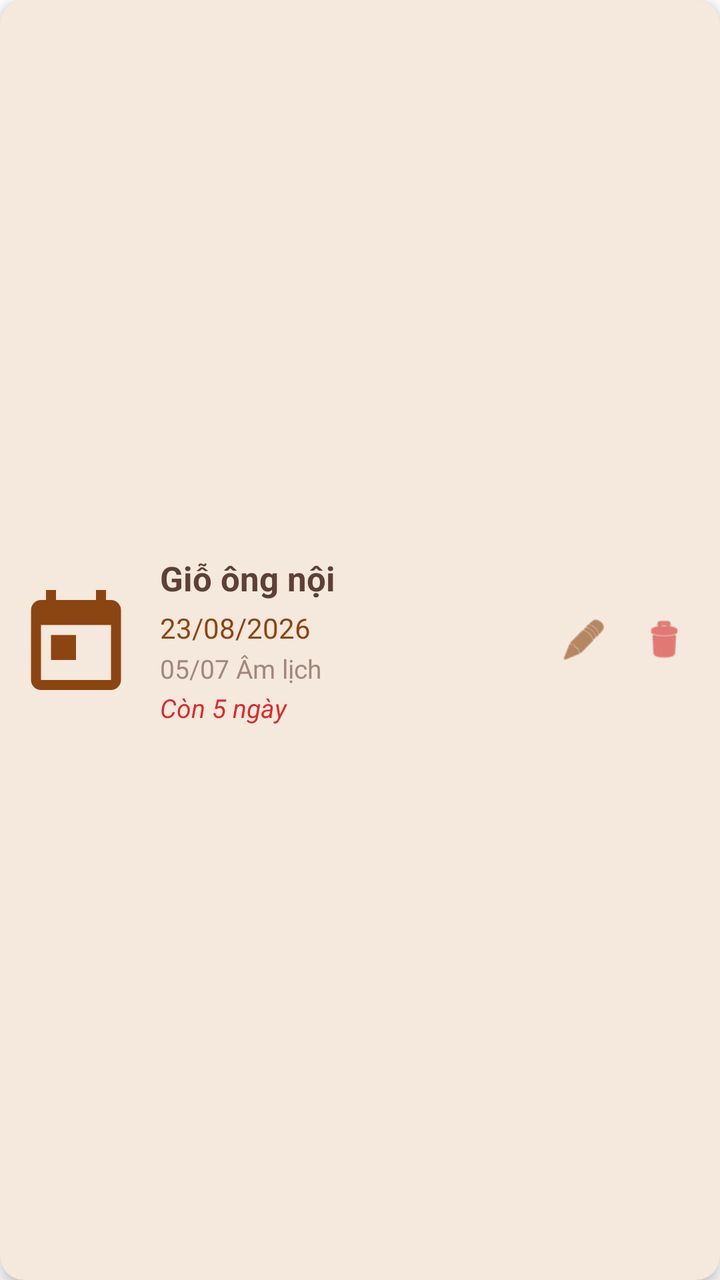
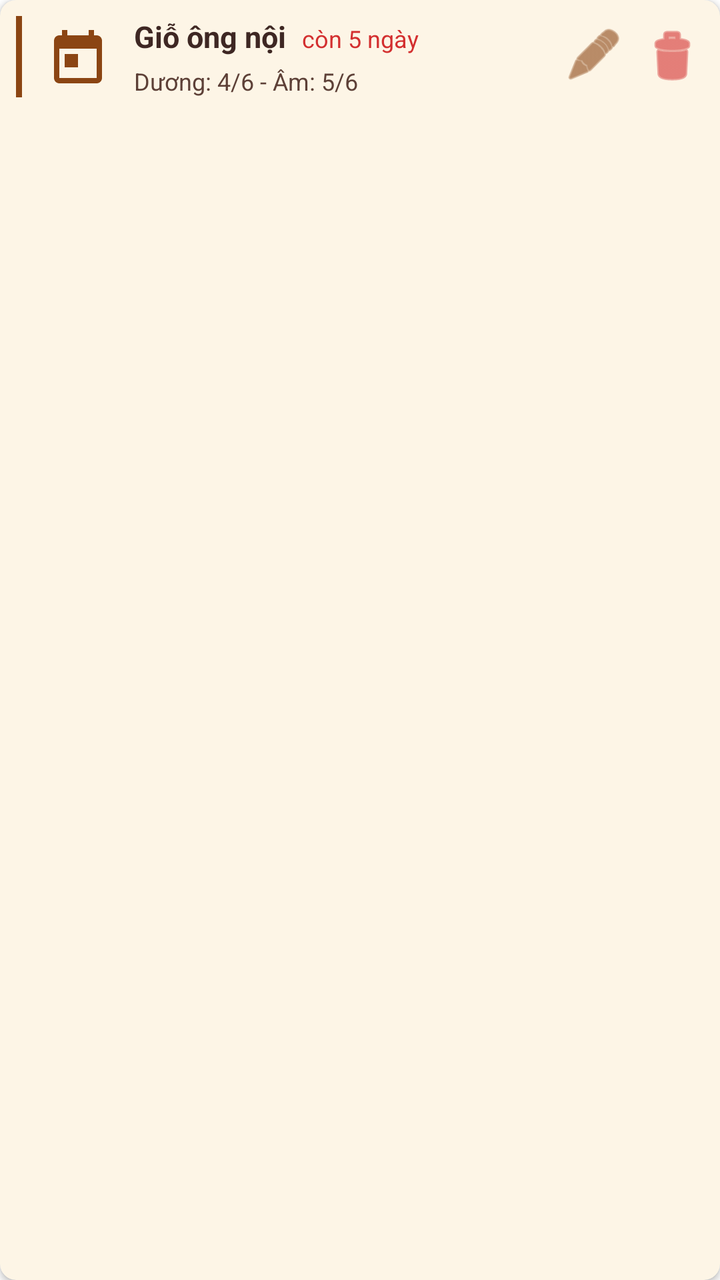

Screens rendered from an Android XML layout before and after an edit, with the pre-edit source and the edit as a unified diff.
<!-- AndroidManifest.xml: application theme Theme.ThapHuongGiaTien -->
<!-- res/layout/item_home_event.xml -->
<?xml version="1.0" encoding="utf-8"?>
<androidx.cardview.widget.CardView xmlns:android="http://schemas.android.com/apk/res/android"
    xmlns:app="http://schemas.android.com/apk/res-auto"
    android:layout_width="match_parent"
    android:layout_height="wrap_content"
    app:cardBackgroundColor="#F5E8DC"
    app:cardCornerRadius="12dp"
    android:layout_marginBottom="6dp"
    app:cardElevation="4dp">
    <androidx.constraintlayout.widget.ConstraintLayout
        android:layout_width="match_parent"
        android:layout_height="match_parent"
        android:padding="8dp">
        <ImageView
            android:id="@+id/imgEventIcon"
            android:layout_width="60dp"
            android:layout_height="60dp"
            android:src="@drawable/ic_event_placeholder"
            android:contentDescription="@null"
            app:tint="#8B4513"
            app:layout_constraintBottom_toBottomOf="parent"
            app:layout_constraintStart_toStartOf="parent"
            app:layout_constraintTop_toTopOf="parent" />
        <LinearLayout
            android:id="@+id/layoutEventContent"
            android:layout_width="0dp"
            android:layout_height="wrap_content"
            android:layout_marginStart="12dp"
            android:orientation="vertical"
            app:layout_constraintBottom_toBottomOf="parent"
            app:layout_constraintEnd_toStartOf="@id/layoutActions"
            app:layout_constraintStart_toEndOf="@id/imgEventIcon"
            app:layout_constraintTop_toTopOf="parent">
            <TextView
                android:id="@+id/txtEventName"
                android:layout_width="match_parent"
                android:layout_height="wrap_content"
                android:text="Giỗ ông nội"
                android:textColor="#5D4037"
                android:textSize="17sp"
                android:textStyle="bold" />
            <TextView
                android:id="@+id/txtSolarDate"
                android:layout_width="match_parent"
                android:layout_height="wrap_content"
                android:layout_marginTop="4dp"
                android:text="23/08/2026"
                android:textColor="#8B4513"
                android:textSize="14sp" />
            <TextView
                android:id="@+id/txtLunarDate"
                android:layout_width="match_parent"
                android:layout_height="wrap_content"
                android:layout_marginTop="2dp"
                android:text="05/07 Âm lịch"
                android:textColor="#A1887F"
                android:textSize="13sp" />
            <TextView
                android:id="@+id/txtStatus"
                android:layout_width="match_parent"
                android:layout_height="wrap_content"
                android:layout_marginTop="2dp"
                android:text="Còn 5 ngày"
                android:textColor="#D32F2F"
                android:textSize="13sp"
                android:textStyle="italic" />
        </LinearLayout>
        <LinearLayout
            android:id="@+id/layoutActions"
            android:layout_width="wrap_content"
            android:layout_height="wrap_content"
            android:orientation="horizontal"
            app:layout_constraintBottom_toBottomOf="parent"
            app:layout_constraintEnd_toEndOf="parent"
            app:layout_constraintTop_toTopOf="parent">

            <ImageView
                android:id="@+id/btnEdit"
                android:layout_width="40dp"
                android:layout_height="40dp"
                android:padding="8dp"
                android:src="@android:drawable/ic_menu_edit"
                android:contentDescription="Sửa"
                app:tint="#8B4513" />

            <ImageView
                android:id="@+id/btnDelete"
                android:layout_width="40dp"
                android:layout_height="40dp"
                android:padding="8dp"
                android:src="@android:drawable/ic_menu_delete"
                android:contentDescription="Xoá"
                app:tint="#D32F2F" />
        </LinearLayout>
    </androidx.constraintlayout.widget.ConstraintLayout>
</androidx.cardview.widget.CardView>
<!-- resources referenced by this layout -->
<resources>
  <!-- drawable ic_event_placeholder (drawable) -->
  <vector xmlns:android="http://schemas.android.com/apk/res/android"
      android:width="24dp"
      android:height="24dp"
      android:viewportWidth="24"
      android:viewportHeight="24">
      <path
          android:fillColor="#FF000000"
          android:pathData="M19,4h-1L18,2h-2v2L8,4L8,2L6,2v2L5,4c-1.11,0 -1.99,0.9 -1.99,2L3,20c0,1.1 0.89,2 2,2h14c1.1,0 2,-0.9 2,-2L21,6c0,-1.1 -0.9,-2 -2,-2zM19,20L5,20L5,9h14v11zM7,11h5v5L7,16z" />
  </vector>
  <style name="Theme.ThapHuongGiaTien" parent="Theme.MaterialComponents.DayNight.NoActionBar">
          
          <item name="colorPrimary">@color/purple_500</item>
          <item name="colorPrimaryVariant">@color/purple_700</item>
          <item name="colorOnPrimary">@color/white</item>
          
          <item name="colorSecondary">@color/teal_200</item>
          <item name="colorSecondaryVariant">@color/teal_700</item>
          <item name="colorOnSecondary">@color/black</item>
          
          <item name="android:statusBarColor">@color/white</item>
          <item name="android:windowLightStatusBar">true</item>
          
      </style>
  <color name="purple_500">#FF6200EE</color>
  <color name="purple_700">#FF3700B3</color>
  <color name="white">#FFFFFFFF</color>
  <color name="teal_200">#FF03DAC5</color>
  <color name="teal_700">#FF018786</color>
  <color name="black">#FF000000</color>
</resources>

<!-- the commit's change to res/layout/item_home_event.xml (unified diff, before → after) -->
@@ -3,68 +3,90 @@
     xmlns:app="http://schemas.android.com/apk/res-auto"
     android:layout_width="match_parent"
     android:layout_height="wrap_content"
-    app:cardBackgroundColor="#F5E8DC"
-    app:cardCornerRadius="12dp"
-    android:layout_marginBottom="6dp"
-    app:cardElevation="4dp">
+    app:cardBackgroundColor="#FDF5E6"
+    app:cardCornerRadius="8dp"
+    android:layout_marginBottom="8dp"
+    android:layout_marginStart="4dp"
+    android:layout_marginEnd="4dp"
+    app:cardElevation="2dp">
+
     <androidx.constraintlayout.widget.ConstraintLayout
         android:layout_width="match_parent"
-        android:layout_height="match_parent"
+        android:layout_height="wrap_content"
         android:padding="8dp">
-        <ImageView
-            android:id="@+id/imgEventIcon"
-            android:layout_width="60dp"
-            android:layout_height="60dp"
-            android:src="@drawable/ic_event_placeholder"
-            android:contentDescription="@null"
-            app:tint="#8B4513"
+
+        <View
+            android:id="@+id/viewAccent"
+            android:layout_width="3dp"
+            android:layout_height="0dp"
+            android:background="#8B4513"
             app:layout_constraintBottom_toBottomOf="parent"
             app:layout_constraintStart_toStartOf="parent"
             app:layout_constraintTop_toTopOf="parent" />
-        <LinearLayout
-            android:id="@+id/layoutEventContent"
+
+        <ImageView
+            android:id="@+id/imgEventIcon"
+            android:layout_width="32dp"
+            android:layout_height="32dp"
+            android:layout_marginStart="12dp"
+            android:src="@drawable/ic_event_placeholder"
+            android:contentDescription="Icon"
+            app:tint="#8B4513"
+            app:layout_constraintBottom_toBottomOf="parent"
+            app:layout_constraintStart_toEndOf="@id/viewAccent"
+            app:layout_constraintTop_toTopOf="parent" />
+
+        <TextView
+            android:id="@+id/txtEventName"
+            android:layout_width="wrap_content"
+            android:layout_height="wrap_content"
+            android:layout_marginStart="12dp"
+            android:ellipsize="end"
+            android:maxLines="1"
+            android:text="Giỗ ông nội"
+            android:textColor="#3E2723"
+            android:textSize="15sp"
+            android:textStyle="bold"
+            app:layout_constrainedWidth="true"
+            app:layout_constraintEnd_toStartOf="@+id/txtStatus"
+            app:layout_constraintHorizontal_bias="0"
+            app:layout_constraintHorizontal_chainStyle="packed"
+            app:layout_constraintStart_toEndOf="@id/imgEventIcon"
+            app:layout_constraintTop_toTopOf="parent" />
+
+        <TextView
+            android:id="@+id/txtStatus"
+            android:layout_width="wrap_content"
+            android:layout_height="wrap_content"
+            android:layout_marginStart="8dp"
+            android:text="còn 5 ngày"
+            android:textColor="#D32F2F"
+            android:textSize="12sp"
+            android:textStyle="normal"
+            app:layout_constraintBaseline_toBaselineOf="@+id/txtEventName"
+            app:layout_constraintEnd_toStartOf="@+id/layoutActions"
+            app:layout_constraintStart_toEndOf="@+id/txtEventName" />
+
+        <TextView
+            android:id="@+id/txtSolarDate"
             android:layout_width="0dp"
             android:layout_height="wrap_content"
-            android:layout_marginStart="12dp"
-            android:orientation="vertical"
-            app:layout_constraintBottom_toBottomOf="parent"
-            app:layout_constraintEnd_toStartOf="@id/layoutActions"
-            app:layout_constraintStart_toEndOf="@id/imgEventIcon"
-            app:layout_constraintTop_toTopOf="parent">
-            <TextView
-                android:id="@+id/txtEventName"
-                android:layout_width="match_parent"
-                android:layout_height="wrap_content"
-                android:text="Giỗ ông nội"
-                android:textColor="#5D4037"
-                android:textSize="17sp"
-                android:textStyle="bold" />
-            <TextView
-                android:id="@+id/txtSolarDate"
-                android:layout_width="match_parent"
-                android:layout_height="wrap_content"
-                android:layout_marginTop="4dp"
-                android:text="23/08/2026"
-                android:textColor="#8B4513"
-                android:textSize="14sp" />
-            <TextView
-                android:id="@+id/txtLunarDate"
-                android:layout_width="match_parent"
-                android:layout_height="wrap_content"
-                android:layout_marginTop="2dp"
-                android:text="05/07 Âm lịch"
-                android:textColor="#A1887F"
-                android:textSize="13sp" />
-            <TextView
-                android:id="@+id/txtStatus"
-                android:layout_width="match_parent"
-                android:layout_height="wrap_content"
-                android:layout_marginTop="2dp"
-                android:text="Còn 5 ngày"
-                android:textColor="#D32F2F"
-                android:textSize="13sp"
-                android:textStyle="italic" />
-        </LinearLayout>
+            android:layout_marginTop="4dp"
+            android:text="Dương: 4/6 - Âm: 5/6"
+            android:textColor="#5D4037"
+            android:textSize="12sp"
+            app:layout_constraintEnd_toStartOf="@+id/layoutActions"
+            app:layout_constraintStart_toStartOf="@+id/txtEventName"
+            app:layout_constraintTop_toBottomOf="@+id/txtEventName" />
+
+        <TextView
+            android:id="@+id/txtLunarDate"
+            android:layout_width="0dp"
+            android:layout_height="0dp"
+            android:visibility="gone"
+            app:layout_constraintStart_toStartOf="parent"
+            app:layout_constraintTop_toTopOf="parent"/>
+
         <LinearLayout
             android:id="@+id/layoutActions"
             android:layout_width="wrap_content"
@@ -76,18 +98,17 @@
 
             <ImageView
                 android:id="@+id/btnEdit"
-                android:layout_width="40dp"
-                android:layout_height="40dp"
-                android:padding="8dp"
+                android:layout_width="30dp"
+                android:layout_height="30dp"
+                android:layout_marginEnd="8dp"
                 android:src="@android:drawable/ic_menu_edit"
                 android:contentDescription="Sửa"
                 app:tint="#8B4513" />
 
             <ImageView
                 android:id="@+id/btnDelete"
-                android:layout_width="40dp"
-                android:layout_height="40dp"
-                android:padding="8dp"
+                android:layout_width="32dp"
+                android:layout_height="32dp"
                 android:src="@android:drawable/ic_menu_delete"
                 android:contentDescription="Xoá"
                 app:tint="#D32F2F" />
